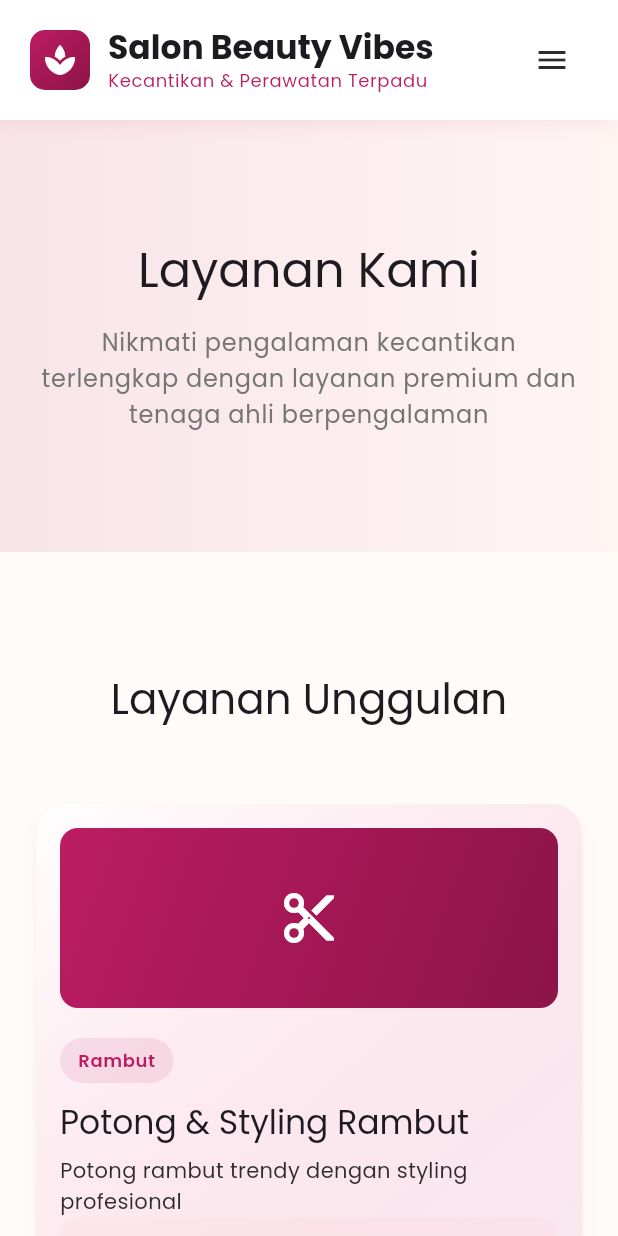
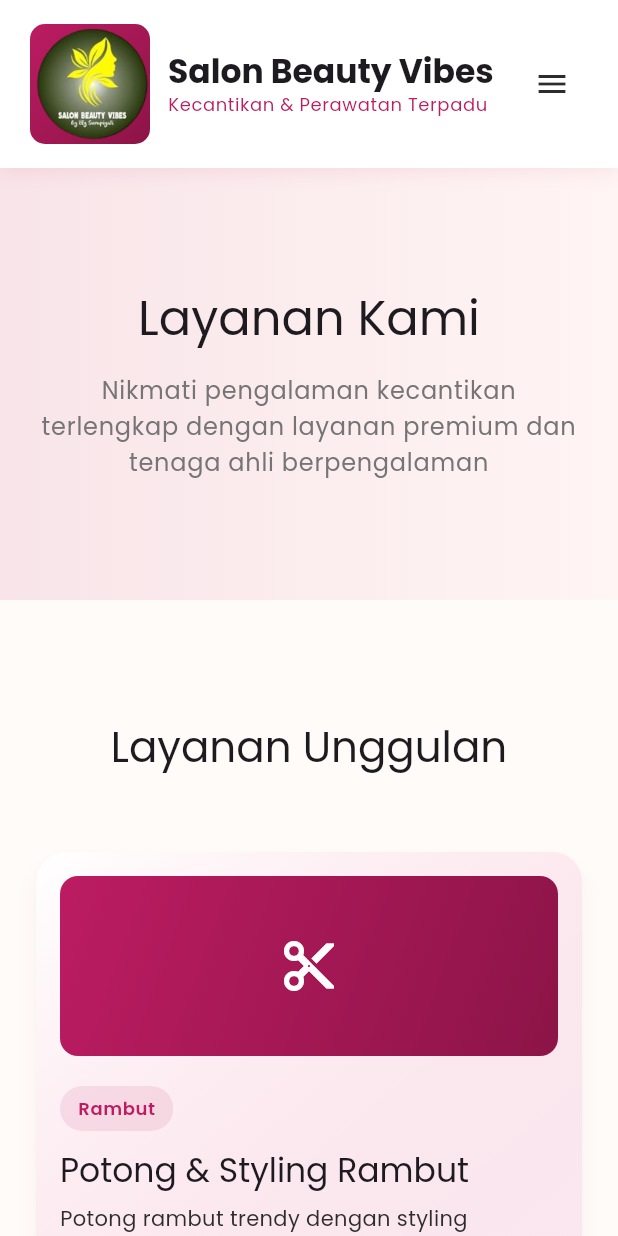
Before and after one commit to zulangga053/salonbeautyvibes, a Flutter app: the screen it shows after launch, after a tap on "Lihat Layanan", on a phone screen of 412 x 824 dp. Run offline on Flutter 3.47's test engine with Material 3 defaults, Android fonts, the phone set to English and light mode, and no system bars; our stand-ins replace carousel_slider, firebase_core, flutter_staggered_animations, get, table_calendar; accounts and stored records are empty.

Commit message:
update foto

```diff
--- a/lib/presentation/pages/home/home_page.dart
+++ b/lib/presentation/pages/home/home_page.dart
@@ -12,6 +12,8 @@ import '../../widgets/home/services_section.dart';
 import '../../widgets/home/testimonials_section.dart';
 
 class HomePage extends GetView<HomeController> {
+  const HomePage({super.key});
+
   @override
   Widget build(BuildContext context) {
     return Scaffold(
--- a/lib/presentation/widgets/common/custom_app_bar.dart
+++ b/lib/presentation/widgets/common/custom_app_bar.dart
@@ -5,6 +5,8 @@ import '../../../core/constants/app_constants.dart';
 import '../../../core/routes/app_routes.dart';
 
 class CustomAppBar extends StatelessWidget {
+  const CustomAppBar({super.key});
+
   @override
   Widget build(BuildContext context) {
     return Container(
@@ -27,13 +29,20 @@ class CustomAppBar extends StatelessWidget {
             child: Row(
               children: [
                 Container(
-                  width: 40,
-                  height: 40,
+                  width: 80,
+                  height: 80,
                   decoration: BoxDecoration(
                     gradient: AppColors.primaryGradient,
                     borderRadius: BorderRadius.circular(10),
                   ),
-                  child: const Icon(Icons.spa, color: Colors.white, size: 24),
+                  child: Image.asset(
+                    'assets/images/logo.png',
+                    width: 24, // Sesuaikan ukuran lebar logo
+                    height: 24, // Sesuaikan ukuran tinggi logo
+                    // color: Colors
+                    //     .white, // Opsional: untuk memberikan efek warna seperti ikon
+                    fit: BoxFit.contain, // Sesuaikan cara logo ditampilkan
+                  ),
                 ),
                 const SizedBox(width: 12),
                 Column(
--- a/lib/presentation/widgets/home/hero_banner.dart
+++ b/lib/presentation/widgets/home/hero_banner.dart
@@ -2,28 +2,28 @@ import 'package:flutter/material.dart';
 import 'package:get/get.dart';
 import 'package:carousel_slider/carousel_slider.dart';
 import '../common/custom_button.dart';
-import '../../../core/theme/app_theme.dart';
+// import '../../../core/theme/app_theme.dart';
 
 class HeroBanner extends StatelessWidget {
   final List<Map<String, String>> bannerSlides = [
     {
-      'title': 'Tampil Cantik Setiap Hari',
-      'subtitle': 'Dengan perawatan premium dan layanan terpercaya',
+      'title': 'Treatment Glow Up',
+      'subtitle': 'Transformasi total untuk kepercayaan diri maksimal',
       'image': 'assets/images/hero1.jpg',
-      'cta': 'Reservasi Sekarang',
+      'cta': 'Lihat Paket',
     },
     {
       'title': 'Paket Wedding Spesial',
       'subtitle': 'Wujudkan impian menjadi pengantin tercantik',
       'image': 'assets/images/hero2.jpg',
-      'cta': 'Lihat Paket',
+      'cta': 'Reservasi Sekarang',
     },
-    {
-      'title': 'Treatment Glow Up',
-      'subtitle': 'Transformasi total untuk kepercayaan diri maksimal',
-      'image': 'assets/images/hero3.jpg',
-      'cta': 'Pelajari Lebih',
-    },
+    // {
+    //   'title': 'Treatment Glow Up',
+    //   'subtitle': 'Transformasi total untuk kepercayaan diri maksimal',
+    //   'image': 'assets/images/hero3.jpg',
+    //   'cta': 'Pelajari Lebih',
+    // },
   ];
 
   HeroBanner({super.key});
@@ -55,8 +55,11 @@ class HeroBanner extends StatelessWidget {
       width: double.infinity,
       decoration: BoxDecoration(
         image: DecorationImage(
-          image: AssetImage(slide['image']!),
+          image: AssetImage(slide['image'] ?? 'assets/images/fallback.jpg'),
           fit: BoxFit.cover,
+          onError: (exception, stackTrace) {
+            print('Error loading image: $exception');
+          },
         ),
       ),
       child: Container(
@@ -98,16 +101,17 @@ class HeroBanner extends StatelessWidget {
                     const SizedBox(height: 32),
                     Row(
                       children: [
-                        CustomButton(
-                          text: slide['cta']!,
-                          onPressed: () => Get.toNamed('/reservasi'),
-                          backgroundColor: AppColors.primary,
-                        ),
-                        const SizedBox(width: 16),
+                        // CustomButton(
+                        //   text: slide['cta']!,
+                        //   onPressed: () => Get.toNamed('/reservasi'),
+                        //   backgroundColor: AppColors.primary,
+                        // ),
+                        // const SizedBox(width: 16),
                         CustomButton(
                           text: 'Lihat Layanan',
                           onPressed: () => Get.toNamed('/layanan'),
                           isOutlined: true,
+                          backgroundColor: const Color.fromARGB(0, 222, 12, 12),
                           borderColor: Colors.white,
                           textColor: Colors.white,
                         ),
--- a/pubspec.yaml
+++ b/pubspec.yaml
@@ -28,10 +28,10 @@ dev_dependencies:
 flutter:
   uses-material-design: true
 
-  # To add assets to your application, add an assets section, like this:
   assets:
-    - assets/fonts/
-    - assets/images/
+    - assets/images/hero1.jpg
+    - assets/images/hero2.jpg
+    - assets/images/logo.png
 
   fonts:
     - family: PlayfairDisplay
```
Also changed, not shown: assets/images/hero1.jpg (added), assets/images/hero2.jpg (added), assets/images/logo.png (added), 1 other file.
